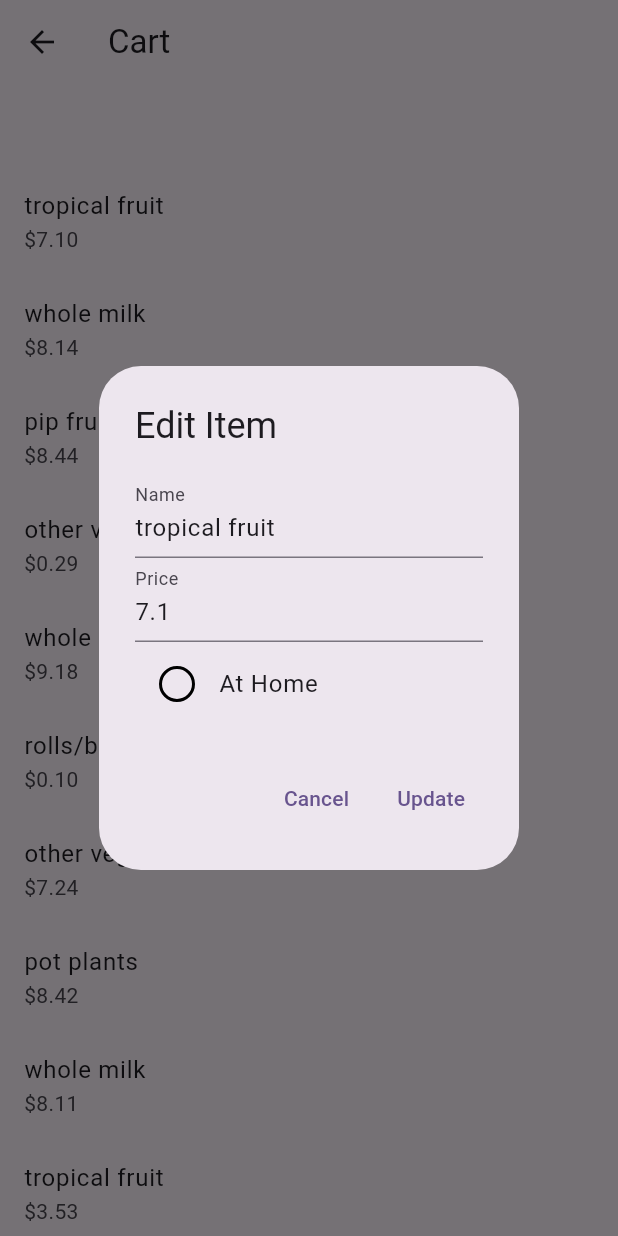
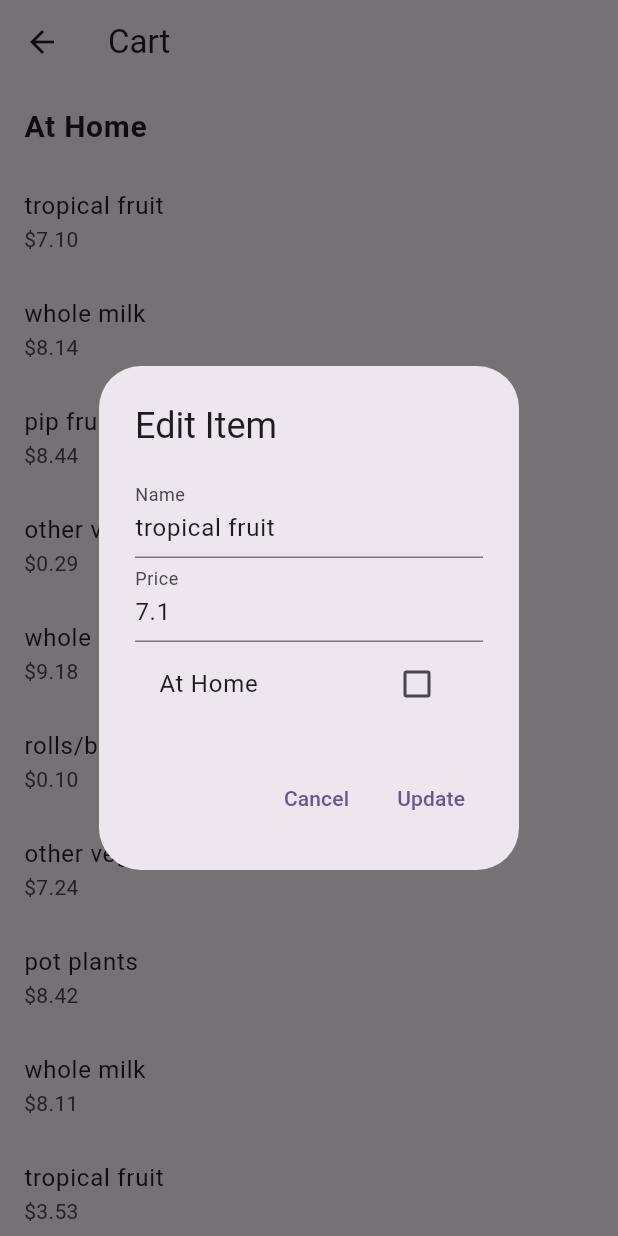
Before and after one commit to nalinidutt/out_cast, a Flutter app: the Cart screen opened directly, after a tap on "tropical fruit", on a phone screen of 412 x 824 dp. Run offline on Flutter 3.47's test engine with Material 2 defaults, Android fonts, the phone set to English and light mode, and no system bars; our stand-ins replace csv, google_nav_bar, line_awesome_flutter.

Commit message:
final at home edit

```diff
--- a/lib/cart.dart
+++ b/lib/cart.dart
@@ -48,7 +48,10 @@ class _CartState extends State<Cart> {
               itemCount: groceries!.length + 1, // +1 for the "At Home" header
               itemBuilder: (context, index) {
                 if (index == 0) {
-                  return ListTile();
+                  return ListTile(
+                    title: Text('At Home', style: TextStyle(fontWeight: FontWeight.bold, fontSize: 20)),
+                    onTap: null, // Non-clickable header
+                  );
                 }
                 final item = groceries![index - 1]; // -1 to adjust for the added header
 
@@ -82,36 +85,23 @@ class _CartState extends State<Cart> {
 
   showDialog(
     context: context,
-    builder: (context) => AlertDialog(
+    builder: (context) => StatefulBuilder( // Use StatefulBuilder to update state within showDialog
+      builder: (context, setModalState) {
+        return AlertDialog(
           title: Text('Edit Item'),
           content: Column(
             mainAxisSize: MainAxisSize.min,
             children: [
               TextField(controller: nameController, decoration: InputDecoration(labelText: 'Name')),
               TextField(controller: priceController, decoration: InputDecoration(labelText: 'Price'), keyboardType: TextInputType.number),
-          ListTile(
+              CheckboxListTile(
                 title: Text("At Home"),
-            leading: InkWell(
-              onTap: () {
-                setState(() {
-                  isAtHome = !isAtHome;
-                  if (isAtHome) {
-                    groceries![index].category = 'at home';
-                  } else {
-                    groceries![index].category = '';
-                  }
+                value: isAtHome,
+                onChanged: (newValue) {
+                  setModalState(() { // Update the local state for immediate feedback
+                    isAtHome = newValue!;
                   });
                 },
-              child: Container(
-                width: 24,
-                height: 24,
-                decoration: BoxDecoration(
-                  shape: BoxShape.circle,
-                  border: Border.all(width: 2.0),
-                ),
-                child: isAtHome ? Icon(Icons.check, size: 18) : null,
-              ),
-            ),
               ),
             ],
           ),
@@ -126,7 +116,7 @@ class _CartState extends State<Cart> {
                 final updatedItem = GroceryItem(
                   name: nameController.text,
                   price: double.parse(priceController.text),
-              category: isAtHome ? 'at home' : '', // Set the category based on checkbox state
+                  category: isAtHome ? 'at home' : '',
                 );
 
                 setState(() {
@@ -137,7 +127,10 @@ class _CartState extends State<Cart> {
               },
             ),
           ],
+        );
+      }
     ),
   );
 }
+
 }
```
Lines whose indentation alone changed are shown as unchanged.
